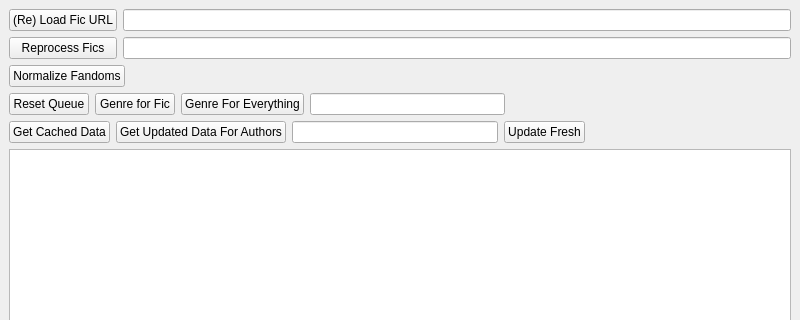
Above: UI/servitorwindow.ui from Zeks/flipper before the change; both pictures show x 0 to 800 and y 0 to 320 of the 800 by 600 pixel window. Below: the same form after it.
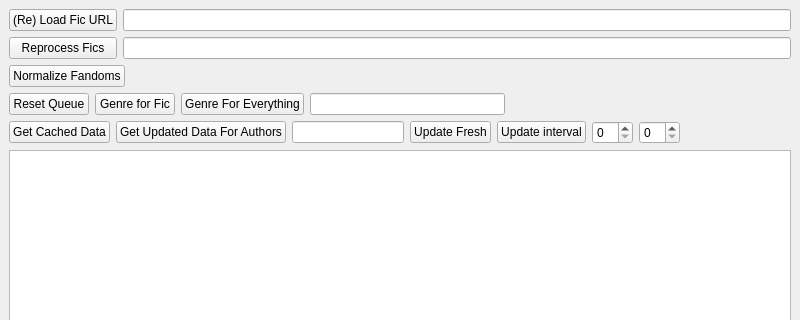
That is the form after the change.

Diff of the .ui file:
```diff
--- a/UI/servitorwindow.ui
+++ b/UI/servitorwindow.ui
@@ -178,6 +178,19 @@
          </property>
         </widget>
        </item>
+       <item>
+        <widget class="QPushButton" name="pbUnpdateInterval">
+         <property name="text">
+          <string>Update interval</string>
+         </property>
+        </widget>
+       </item>
+       <item>
+        <widget class="QSpinBox" name="sbUpdateIntervalStart"/>
+       </item>
+       <item>
+        <widget class="QSpinBox" name="sbUpdateIntervalEnd"/>
+       </item>
        <item>
         <spacer name="horizontalSpacer_3">
          <property name="orientation">
```
